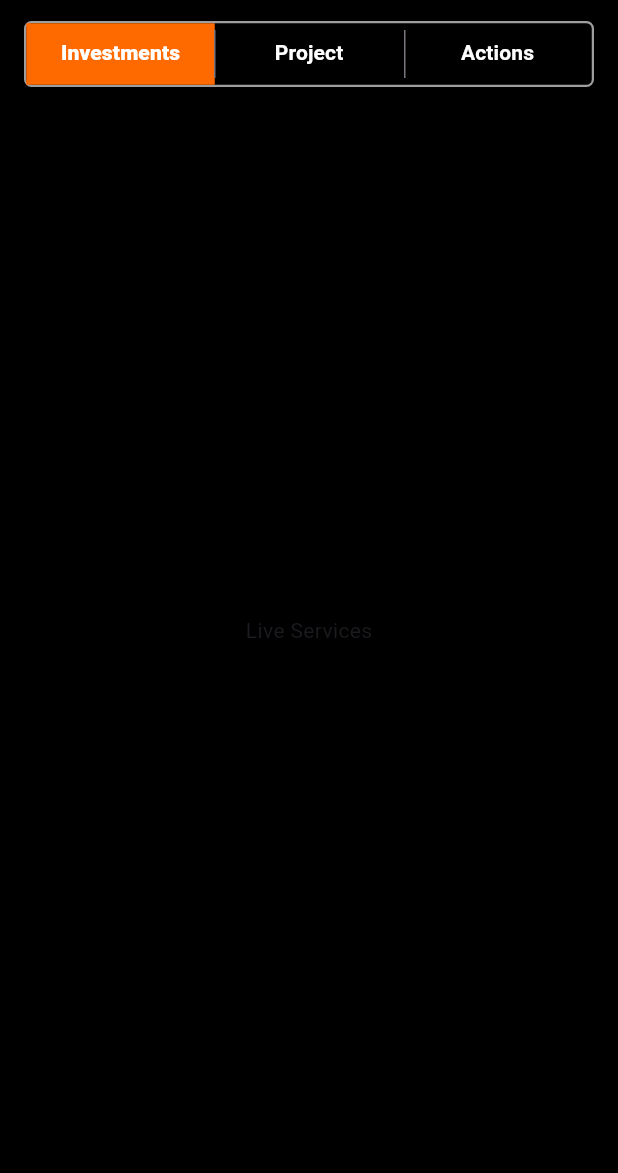
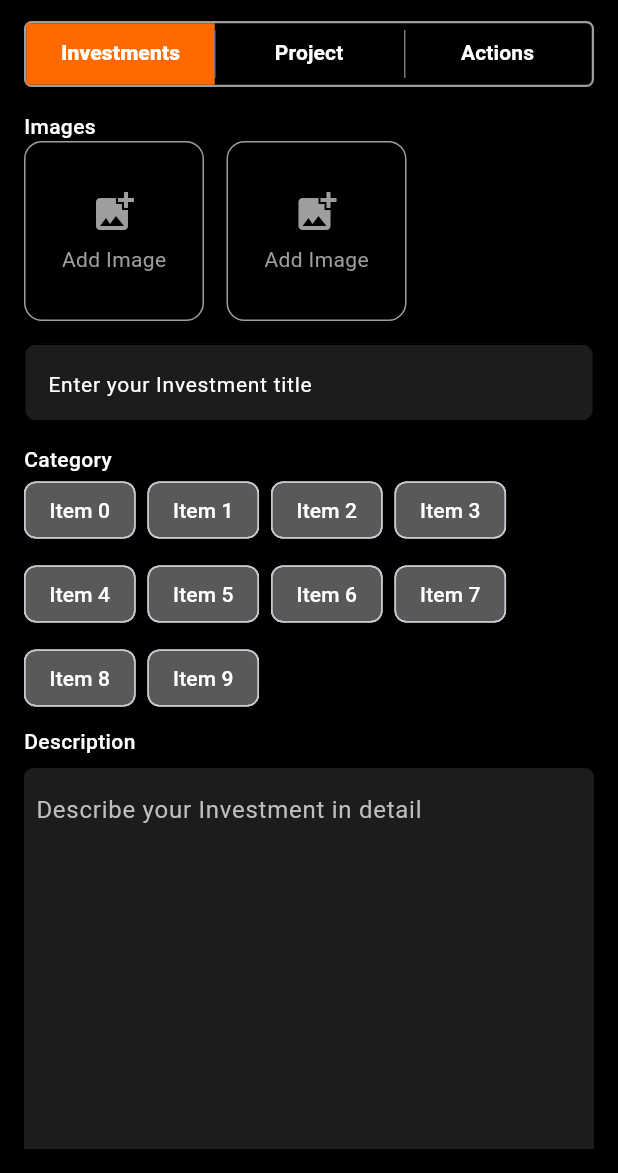
Before and after one commit to FSDTeam-SAA/flutter_alejandroloi125, a Flutter app: the EventView screen opened directly, on a phone screen of 412 x 824 dp, the part 63-1236 px from its top. Run offline on Flutter 3.47's test engine with Material 3 defaults, Android fonts, the light colour scheme and no system bars; our stand-ins replace flutter_secure_storage, get, image_picker, motion_toast, pinput; accounts and stored records are empty.

Commit message:
event creat

```diff
--- /dev/null
+++ b/lib/core/common/widgets/custom_image.dart
@@ -0,0 +1,88 @@
+import 'dart:io';
+import 'package:flutter/material.dart';
+import 'package:image_picker/image_picker.dart';
+
+class ImagePickerSlot extends StatefulWidget {
+  final double width;
+  final double height;
+
+  const ImagePickerSlot({
+    super.key,
+    this.width = 120,
+    this.height = 120,
+  });
+
+  @override
+  State<ImagePickerSlot> createState() => _ImagePickerSlotState();
+}
+
+class _ImagePickerSlotState extends State<ImagePickerSlot> {
+  File? _image;
+
+  final ImagePicker _picker = ImagePicker(); // initialize once
+
+  Future<void> _pickImage() async {
+    try {
+      final picked = await _picker.pickImage(source: ImageSource.gallery);
+      if (picked != null) {
+        setState(() => _image = File(picked.path));
+      }
+    } catch (e) {
+      debugPrint('Image pick error: $e');
+    }
+  }
+
+  void _removeImage() {
+    setState(() => _image = null);
+  }
+
+  @override
+  Widget build(BuildContext context) {
+    return InkWell(
+      onTap: _image == null ? _pickImage : null, // tap only if empty
+      child: _image != null
+          ? Stack(
+        clipBehavior: Clip.none,
+        children: [
+          ClipRRect(
+            borderRadius: BorderRadius.circular(8),
+            child: Image.file(
+              _image!,
+              width: widget.width,
+              height: widget.height,
+              fit: BoxFit.cover,
+            ),
+          ),
+          Positioned(
+            top: -6,
+            right: -6,
+            child: InkWell(
+              onTap: _removeImage,
+              child: const CircleAvatar(
+                radius: 14,
+                backgroundColor: Colors.red,
+                child: Icon(Icons.close, color: Colors.white, size: 16),
+              ),
+            ),
+          ),
+        ],
+      )
+          : Container(
+        width: widget.width,
+        height: widget.height,
+        decoration: BoxDecoration(
+          border: Border.all(color: Colors.grey),
+          borderRadius: BorderRadius.circular(12),
+        ),
+        child: const Column(
+          mainAxisAlignment: MainAxisAlignment.center,
+          children: [
+            Icon(Icons.add_photo_alternate, size: 32, color: Colors.grey),
+            SizedBox(height: 6),
+            Text("Add Image", style: TextStyle(color: Colors.grey)),
+          ],
+        ),
+      ),
+    );
+  }
+}
--- a/lib/core/common/widgets/custom_text_field.dart
+++ b/lib/core/common/widgets/custom_text_field.dart
@@ -9,9 +9,10 @@ class CustomTextField extends StatefulWidget {
   final bool isPassword;
    final Function ?validator;
   final TextInputType keyboardType;
+  final int?mexLine;
 
   const CustomTextField({
-    Key? key,
+    super.key,
    this.controller,
     required this.hintText,
     this.prefixIcon,
@@ -19,7 +20,8 @@ class CustomTextField extends StatefulWidget {
     this.isPassword = false,
     this.validator,
     this.keyboardType = TextInputType.text,
-  }) : super(key: key);
+    this.mexLine
+  });
 
   @override
   State<CustomTextField> createState() => _CustomTextFieldState();
@@ -34,7 +36,7 @@ class _CustomTextFieldState extends State<CustomTextField> {
 
       height: 52,
       decoration: BoxDecoration(borderRadius: BorderRadius.circular(10),  color: Color(0xFF1C1C1C),),
-      child: TextField(
+      child: TextField(  maxLines: widget.mexLine ?? 1,
         style: const TextStyle(color: Colors.white),
         cursorColor: Colors.white,
         controller: widget.controller,
--- /dev/null
+++ b/lib/core/common/widgets/custom_warp.dart
@@ -0,0 +1,34 @@
+import 'package:flutter/material.dart';
+
+class CustomWrapWidget extends StatelessWidget {
+  final List<Widget> children;
+  final double spacing;
+  final double runSpacing;
+  final Axis direction;
+  final WrapAlignment alignment;
+  final WrapAlignment runAlignment;
+
+  const CustomWrapWidget({
+    super.key,
+    required this.children,
+    this.spacing = 4.0,
+    this.runSpacing = 4.0,
+    this.direction = Axis.horizontal,
+    this.alignment = WrapAlignment.start,
+    this.runAlignment = WrapAlignment.start,
+  });
+
+  @override
+  Widget build(BuildContext context) {
+    return Wrap(
+    /*  alignment: WrapAlignment.spaceEvenly,
+      runAlignment: WrapAlignment.spaceEvenly,*/
+      spacing: spacing,
+      runSpacing: runSpacing,
+      direction: direction,
+      alignment: alignment,
+      runAlignment: runAlignment,
+      children: children,
+    );
+  }
+}
--- a/lib/feature/app_ground.dart
+++ b/lib/feature/app_ground.dart
@@ -5,6 +5,8 @@ import 'package:alejandroloi/feature/home/view/home_view.dart';
 import 'package:alejandroloi/feature/profile/view/profile_screen_view.dart';
 import 'package:alejandroloi/feature/service/view/service_view.dart';
 import 'package:flutter/material.dart';
+
+import 'create_service/view/create_services_view.dart';
 
 class AppGround extends StatefulWidget {  // নাম পরিবর্তন
   const AppGround({super.key});
@@ -24,7 +26,7 @@ class _AppGroundState extends State<AppGround> {  // State নামও update
     _pages = [
       SafeArea(child: HomeScreenView()),
       SafeArea(child: ServiceView()),
-      const SafeArea(child: Center(child: Text("Add New"))),
+      const SafeArea(child: CreateServicesView()),
       SafeArea(child: EventView()),
       const SafeArea(child: ProfileScreenView()),
     ];
--- /dev/null
+++ b/lib/feature/aven/view/event_live_service_view.dart
@@ -0,0 +1,120 @@
+import 'package:alejandroloi/core/common/widgets/custom_image.dart';
+import 'package:alejandroloi/core/common/widgets/custom_text_field.dart';
+import 'package:alejandroloi/core/common/widgets/custom_warp.dart';
+import 'package:alejandroloi/core/common/widgets/save_botton.dart';
+import 'package:alejandroloi/core/util/app_colors.dart';
+import 'package:alejandroloi/core/util/styles.dart';
+import 'package:flutter/material.dart';
+
+class EventLiveServiceView extends StatelessWidget {
+  const EventLiveServiceView({super.key});
+
+  @override
+  Widget build(BuildContext context) {
+    return Scaffold(
+      backgroundColor: Colors.black,
+      body: Padding(
+        padding: const EdgeInsets.all(16.0),
+        child: SingleChildScrollView(
+          child: Column(
+            crossAxisAlignment: CrossAxisAlignment.start,
+            children: [
+              Text("Images",style: bodyText1,),
+             Row(children: [    ImagePickerSlot(),
+               SizedBox(width: 15),
+               ImagePickerSlot(),
+
+          ],
+               ),
+              Padding(
+                padding: const EdgeInsets.symmetric(vertical: 15),
+                child: CustomTextField(hintText: "Enter your Investment title"),
+              ),
+              Text("Category",style: bodyText1,),
+              CustomWrapWidget(
+                spacing: 8,
+                runSpacing: 8,
+                alignment: WrapAlignment.start,
+                children: List.generate(
+                  10, (index) => Chip(label: Text("Item $index",style: TextStyle(color: Colors.white),), backgroundColor: Color(0xFF595959),
+
+                ),
+                ),
+              ),
+              Padding(
+                padding: const EdgeInsets.symmetric(vertical: 8),
+                child: Text("Description",style: bodyText1,),
+              ),
+             Container(decoration: BoxDecoration(color: AppColors.fieldColor,borderRadius: BorderRadius.circular(6)),
+               child: Padding(
+                 padding: const EdgeInsets.all(8.0),
+                 child: TextField(
+                   textAlignVertical: TextAlignVertical.top,
+                   maxLines: 10,
+                   decoration: InputDecoration(
+                     hintText: "Describe your Investment in detail",
+                    // helperText: "Optional: provide more details",
+                     border: InputBorder.none,
+                     hintStyle: const TextStyle(
+                       color: Color(0xFFBFBFBF),
+                       fontWeight: FontWeight.w400,
+                       fontSize: 16,
+                     ),
+                   ),
+                 ),
+               )
+
+             ),
+
+              Padding(
+                padding: const EdgeInsets.symmetric(vertical: 8),
+                child: Text("Funding Goal",style: bodyText1,),
+              ),
+              CustomTextField(hintText: "Enter amount",prefixIcon: Icons.attach_money,),
+              Padding(
+                padding: const EdgeInsets.symmetric(vertical: 8),
+                child: Text("Funding Duration",style: bodyText1,),
+              ),
+              CustomTextField(hintText: "Number of day",prefixIcon: Icons.watch_later_outlined,),
+              Padding(
+                padding: const EdgeInsets.symmetric(vertical: 8),
+                child: Text("Location",style: bodyText1,),
+              ),
+              CustomTextField(hintText: "Enter Location",prefixIcon: Icons.location_on_outlined,),
+
+              Padding(
+                padding: const EdgeInsets.symmetric(vertical: 8),
+                child: Text("Investment Terms",style: bodyText1,),
+              ),
+              Container(decoration: BoxDecoration(color: AppColors.fieldColor,borderRadius: BorderRadius.circular(6)),
+                child: Padding(
+                  padding: const EdgeInsets.all(8.0),
+                child: TextField(
+                  maxLines: 10,
+                  textAlignVertical: TextAlignVertical.top,
+                  decoration: InputDecoration(
+                    hintText: "Describe the investment terms and potential returns.",
+                    hintStyle: const TextStyle(
+                      color: Color(0xFFBFBFBF),
+                      fontWeight: FontWeight.w400,
+                      fontSize: 16,
+                    ),
+                    border: InputBorder.none,
+                  ),
+                )
+                  ,
+                ),
+              ),
+              Padding(
+                padding: const EdgeInsets.symmetric(vertical: 15),
+                child: bottomWidget(text: "Create Investment"),
+              ),
+              SizedBox(height: 10,)
+            ],
+          ),
+        )));
+
+
+
+  }
+}
--- a/lib/feature/aven/view/event_view.dart
+++ b/lib/feature/aven/view/event_view.dart
@@ -1,5 +1,7 @@
 import 'package:alejandroloi/core/common/widgets/pilltabs.dart';
 import 'package:flutter/material.dart';
+
+import 'event_live_service_view.dart';
 
 class EventView extends StatefulWidget {
   const EventView({super.key});
@@ -30,10 +32,7 @@ class _EventViewState extends State<EventView>
       backgroundColor: Colors.black,
 
       appBar: AppBar(
-        title: const Text(
-          "My Event",
-          style: TextStyle(color: Colors.white),
-        ),
+        title: const Text("My Event", style: TextStyle(color: Colors.white),),
         backgroundColor: Colors.transparent,
         elevation: 0,
 
@@ -45,7 +44,7 @@ class _EventViewState extends State<EventView>
             child: TabBarView(
               controller: _tabController,
               children: const [
-                Center(child: Text("Live Services")),
+                EventLiveServiceView(),
                 Center(child: Text("Upcoming Services")),
                 Center(child: Text("Ended Services")),
               ],
--- /dev/null
+++ b/lib/feature/create_service/view/create_services_view.dart
@@ -0,0 +1,16 @@
+import 'package:alejandroloi/core/util/styles.dart';
+import 'package:flutter/material.dart';
+
+class CreateServicesView extends StatelessWidget {
+  const CreateServicesView({super.key});
+
+  @override
+  Widget build(BuildContext context) {
+    return Scaffold(backgroundColor: Colors.black,
+      appBar: AppBar(backgroundColor: Colors.black,
+        title: Text("Create Services",style: headingText,),
+      ),
+      body: Column(children: [],),
+    );
+  }
+}
--- a/pubspec.yaml
+++ b/pubspec.yaml
@@ -21,6 +21,7 @@ dependencies:
   motion_toast: ^2.14.0
   page_transition: ^2.2.1
   video_player: ^2.10.0
+  image_picker: ^1.2.0
 
 
 dev_dependencies:
```
Also changed, not shown: pubspec.lock, 6 other files.
